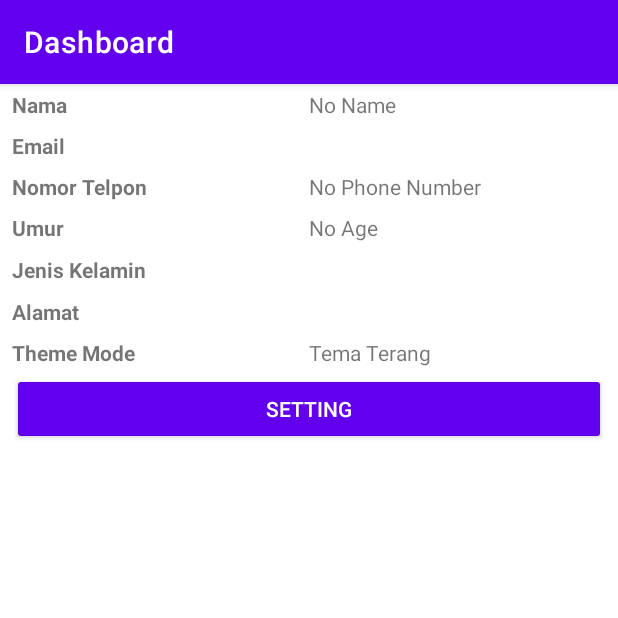
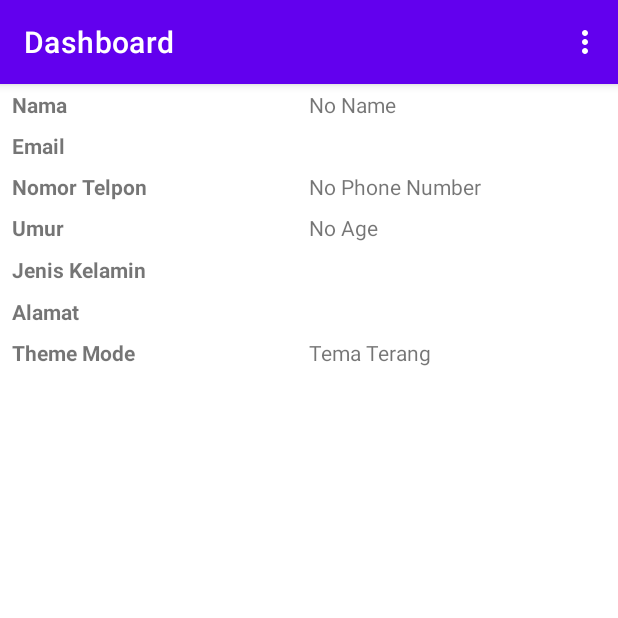
Before and after one commit to krisnas/-IF06MM1-18102271-KRISNA-SUBARKAH-, an Android app: the screen it shows after launch (MainActivity), on a phone screen of 412 x 824 dp, the top half of it. Run offline under Robolectric (Android 15) with nearby library versions, the phone set to English and light mode, and no system bars; our stand-ins replace data binding.

Commit message:
memindah tombol setting pada action bar dan fungsi tombol back

```diff
--- a/app/src/main/java/com/krisna_18102271/praktikum9/MainActivity.kt
+++ b/app/src/main/java/com/krisna_18102271/praktikum9/MainActivity.kt
@@ -3,6 +3,8 @@ package com.krisna_18102271.praktikum9
 import android.content.Intent
 import androidx.appcompat.app.AppCompatActivity
 import android.os.Bundle
+import android.view.Menu
+import android.view.MenuItem
 import androidx.appcompat.app.AppCompatDelegate
 import com.krisna_18102271.praktikum9.data.SettingModel
 import com.krisna_18102271.praktikum9.databinding.ActivityMainBinding
@@ -54,4 +56,23 @@ class MainActivity : AppCompatActivity() {
         }
     }
 
+    override fun onCreateOptionsMenu(menu: Menu): Boolean {
+        menuInflater.inflate(R.menu.menu, menu)
+        return super.onCreateOptionsMenu(menu)
+    }
+
+    override fun onOptionsItemSelected(item: MenuItem): Boolean {
+        setMode(item.itemId)
+        return super.onOptionsItemSelected(item)
+    }
+
+    private fun setMode(selectedMode: Int) {
+        when (selectedMode) {
+            R.id.action_setting -> {
+                val intent = Intent(this@MainActivity, SettingPreferenceActivity::class.java)
+                startActivityForResult(intent, REQUEST_CODE)
+            }
+        }
+    }
+
 }
--- a/app/src/main/res/layout/activity_main.xml
+++ b/app/src/main/res/layout/activity_main.xml
@@ -2,7 +2,6 @@
 <layout xmlns:android="http://schemas.android.com/apk/res/android"
     xmlns:app="http://schemas.android.com/apk/res-auto"
     xmlns:tools="http://schemas.android.com/tools">
-    <?xml version="1.0" encoding="utf-8"?>
 
     <data>
         <import type="android.text.TextUtils"/>
@@ -12,8 +11,8 @@
         <variable
             name="act"
             type="com.krisna_18102271.praktikum9.MainActivity" />
+    </data>
 
-    </data>
 
 <androidx.constraintlayout.widget.ConstraintLayout
     android:layout_width="match_parent"
@@ -148,21 +147,6 @@
         app:layout_constraintStart_toStartOf="@+id/textView3"
         app:layout_constraintTop_toBottomOf="@+id/textView3" />
 
-    <Button
-        android:id="@+id/btn_save"
-        style="@style/Base.Widget.AppCompat.Button.Colored"
-        android:layout_width="0dp"
-        android:layout_height="wrap_content"
-        android:layout_marginStart="8dp"
-        android:layout_marginTop="4dp"
-        android:layout_marginEnd="8dp"
-        android:onClick="@{() -> act.openSetting()}"
-        android:text="@string/setting"
-        app:layout_constraintEnd_toEndOf="parent"
-        app:layout_constraintHorizontal_bias="0.0"
-        app:layout_constraintStart_toStartOf="parent"
-        app:layout_constraintTop_toBottomOf="@+id/textView5" />
-
     <TextView
         android:id="@+id/tv_theme"
         android:layout_width="0dp"
--- a/app/src/main/res/layout/activity_setting_preference.xml
+++ b/app/src/main/res/layout/activity_setting_preference.xml
@@ -109,6 +109,7 @@
             style="@style/Widget.AppCompat.Button.Colored"
             android:layout_width="match_parent"
             android:layout_height="wrap_content"
-            android:text="@string/save" />
+            android:text="@string/save"
+            android:textAllCaps="false"/>
     </LinearLayout>
 </ScrollView>
--- /dev/null
+++ b/app/src/main/res/menu/menu.xml
@@ -0,0 +1,9 @@
+<?xml version="1.0" encoding="utf-8"?>
+<menu xmlns:android="http://schemas.android.com/apk/res/android"
+    xmlns:app="http://schemas.android.com/apk/res-auto">
+    <item
+        android:id="@+id/action_setting"
+        android:title="@string/act_setting"
+        app:showAsAction="never">
+    </item>
+</menu>
--- a/app/src/main/res/values/strings.xml
+++ b/app/src/main/res/values/strings.xml
@@ -23,4 +23,5 @@
     <string name="field_digit_only">Kolom Hanya Untuk Angka</string>
     <string name="address">Alamat</string>
     <string name="gender">Jenis Kelamin</string>
+    <string name="act_setting">Setting</string>
 </resources>
```
Also changed, not shown: app/src/main/java/com/krisna_18102271/praktikum9/SettingPreferenceActivity.kt (+11 -0 lines).
